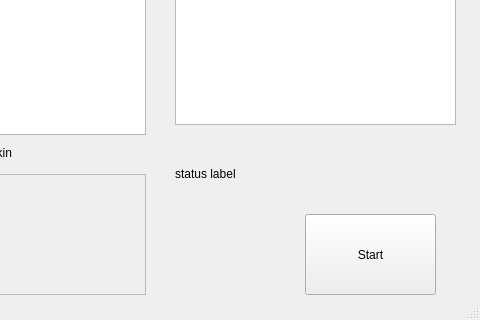
The window that desktopclient/InputDisplay/skinselector.ui (Skarsnik/snesclassicstuff) describes before a commit, drawn with Qt 5; both pictures show x 135 to 615 and y 176 to 496 of the 615 by 496 pixel window.
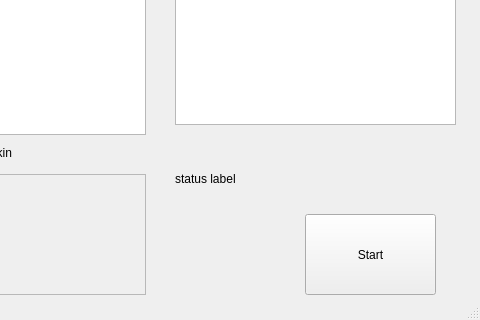
The same window after the commit.

Patch:
```diff
--- a/desktopclient/InputDisplay/skinselector.ui
+++ b/desktopclient/InputDisplay/skinselector.ui
@@ -149,8 +149,8 @@
      <rect>
       <x>310</x>
       <y>329</y>
-      <width>241</width>
-      <height>41</height>
+      <width>291</width>
+      <height>51</height>
      </rect>
     </property>
     <property name="text">
```
